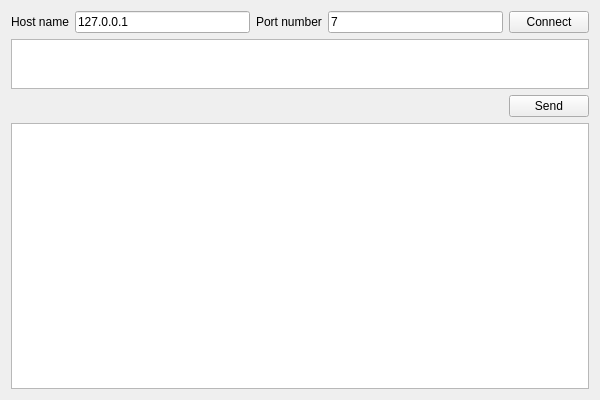
The window that UDPEcho/EchoClient.ui (asmei1/NetworkPrograming) describes before a commit, drawn with Qt 5.
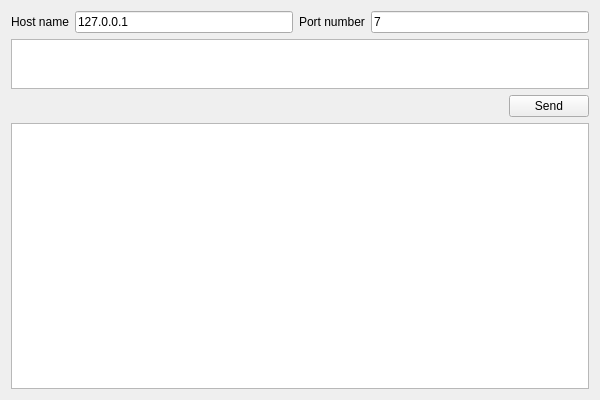
The same window after the commit.

Commit message: Implemented UDP Client and Server app

The edit to the form file:
```diff
--- a/UDPEcho/EchoClient.ui
+++ b/UDPEcho/EchoClient.ui
@@ -45,13 +45,6 @@
         </property>
        </widget>
       </item>
-      <item>
-       <widget class="QPushButton" name="pushButton_connect">
-        <property name="text">
-         <string>Connect</string>
-        </property>
-       </widget>
-      </item>
      </layout>
     </item>
     <item>
```
The commit also changes 11 other files.
